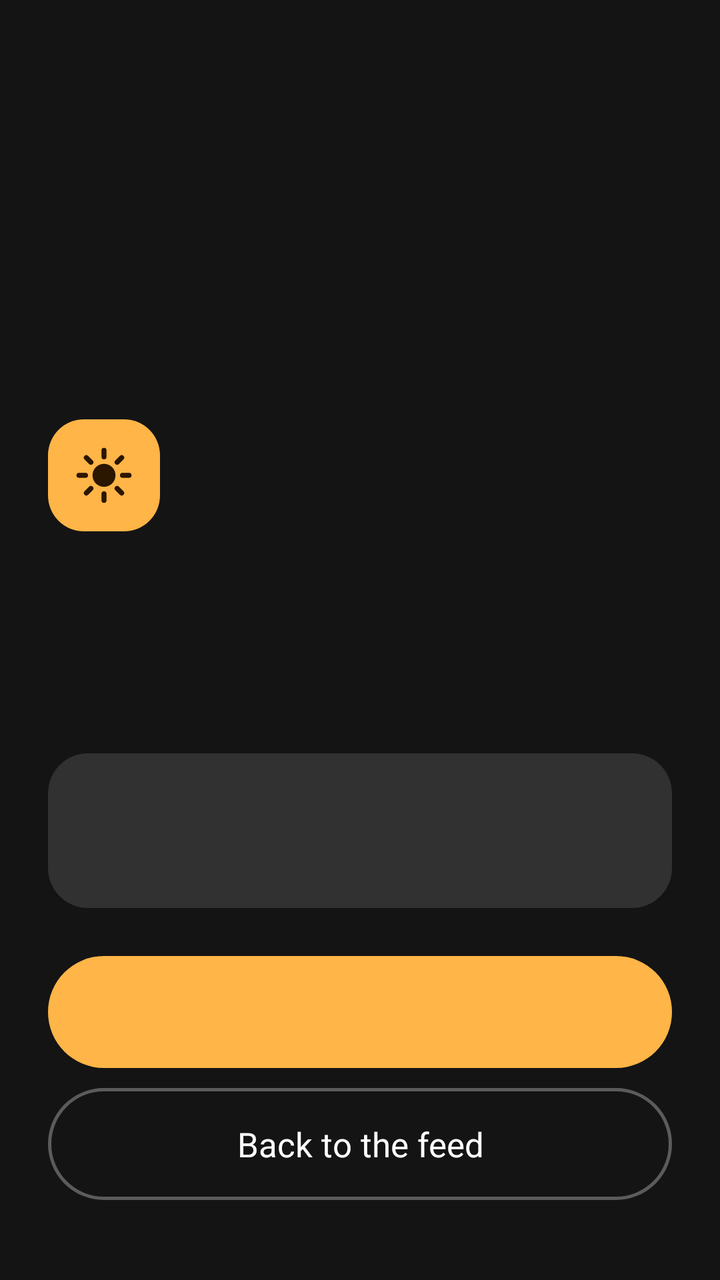
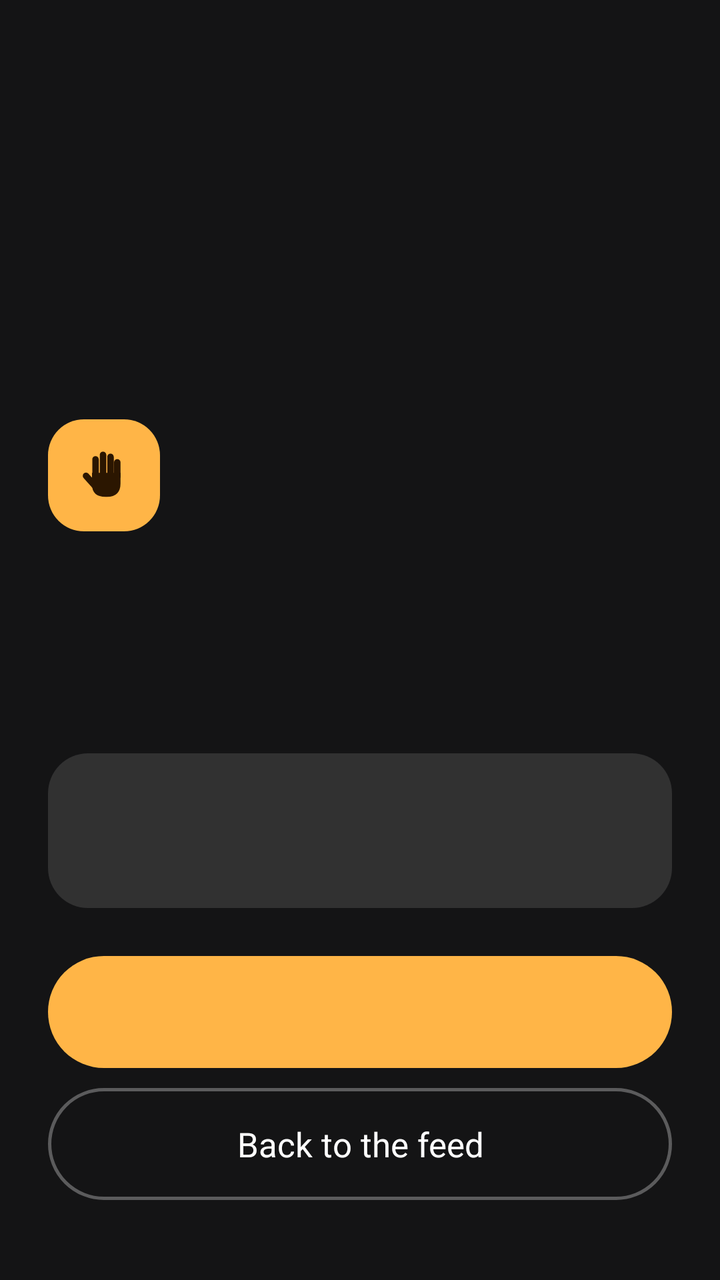

Two renders of the same Android screen: before a commit and after it. Below are the layout's source before the change and the commit's diff.
<!-- AndroidManifest.xml: application theme Theme.Pratyahara -->
<!-- res/layout/overlay_block.xml -->
<?xml version="1.0" encoding="utf-8"?>
<FrameLayout xmlns:android="http://schemas.android.com/apk/res/android"
    android:layout_width="match_parent"
    android:layout_height="match_parent"
    android:background="@color/overlay_bg"
    android:clickable="true"
    android:focusable="false">

    <LinearLayout
        android:id="@+id/card"
        android:layout_width="match_parent"
        android:layout_height="wrap_content"
        android:layout_gravity="bottom"
        android:orientation="vertical"
        android:paddingStart="24dp"
        android:paddingTop="24dp"
        android:paddingEnd="24dp"
        android:paddingBottom="40dp">

        <ImageView
            android:id="@+id/icon"
            android:layout_width="56dp"
            android:layout_height="56dp"
            android:background="@drawable/overlay_icon_bg"
            android:contentDescription="@null"
            android:padding="13dp"
            android:src="@drawable/ic_sun"
            android:tint="@color/on_sun" />

        <TextView
            android:id="@+id/title"
            android:layout_width="match_parent"
            android:layout_height="wrap_content"
            android:layout_marginTop="12dp"
            android:fontFamily="sans-serif-black"
            android:letterSpacing="-0.02"
            android:lineSpacingMultiplier="0.95"
            android:textColor="@color/overlay_text"
            android:textSize="30sp" />

        <TextView
            android:id="@+id/body"
            android:layout_width="match_parent"
            android:layout_height="wrap_content"
            android:layout_marginTop="12dp"
            android:lineSpacingMultiplier="1.15"
            android:textColor="@color/overlay_text_muted"
            android:textSize="17sp" />

        <LinearLayout
            android:id="@+id/quote_card"
            android:layout_width="match_parent"
            android:layout_height="wrap_content"
            android:layout_marginTop="24dp"
            android:background="@drawable/overlay_quote"
            android:orientation="vertical"
            android:padding="16dp">

            <TextView
                android:id="@+id/quote"
                android:layout_width="match_parent"
                android:layout_height="wrap_content"
                android:lineSpacingMultiplier="1.1"
                android:textColor="@color/overlay_text"
                android:textSize="16sp" />

            <TextView
                android:id="@+id/quote_source"
                android:layout_width="match_parent"
                android:layout_height="wrap_content"
                android:layout_marginTop="6dp"
                android:textColor="@color/sun"
                android:textSize="13sp" />
        </LinearLayout>

        <TextView
            android:id="@+id/primary"
            android:layout_width="match_parent"
            android:layout_height="wrap_content"
            android:layout_marginTop="24dp"
            android:background="@drawable/overlay_button_primary"
            android:fontFamily="sans-serif-medium"
            android:gravity="center"
            android:minHeight="56dp"
            android:paddingStart="16dp"
            android:paddingEnd="16dp"
            android:textColor="@color/on_sun"
            android:textSize="17sp"
            android:textStyle="bold" />

        <TextView
            android:id="@+id/secondary"
            android:layout_width="match_parent"
            android:layout_height="wrap_content"
            android:layout_marginTop="10dp"
            android:background="@drawable/overlay_button_secondary"
            android:gravity="center"
            android:minHeight="56dp"
            android:text="@string/overlay_back"
            android:textColor="@color/overlay_text"
            android:textSize="17sp" />
    </LinearLayout>
</FrameLayout>
<!-- resources referenced by this layout -->
<resources>
  <color name="on_sun">#2B1600</color>
  <color name="overlay_bg">#F70D0D0F</color>
  <color name="overlay_text">#FFFFFFFF</color>
  <color name="overlay_text_muted">#B3FFFFFF</color>
  <color name="sun">#FFB547</color>
  <!-- drawable ic_sun (drawable) -->
  <?xml version="1.0" encoding="utf-8"?>
  <vector xmlns:android="http://schemas.android.com/apk/res/android"
      android:width="24dp" android:height="24dp"
      android:viewportWidth="24" android:viewportHeight="24">
      <path android:fillColor="#FFFFFFFF" android:pathData="M7.40,12.00 a4.60,4.60 0 1,0 9.20,0 a4.60,4.60 0 1,0 -9.20,0 Z" />
      <path android:strokeColor="#FFFFFFFF" android:strokeWidth="2" android:strokeLineCap="round"
          android:pathData="M19.40,12.00 L22.00,12.00 M17.23,17.23 L19.07,19.07 M12.00,19.40 L12.00,22.00 M6.77,17.23 L4.93,19.07 M4.60,12.00 L2.00,12.00 M6.77,6.77 L4.93,4.93 M12.00,4.60 L12.00,2.00 M17.23,6.77 L19.07,4.93" />
  </vector>
  <!-- drawable overlay_button_primary (drawable) -->
  <?xml version="1.0" encoding="utf-8"?>
  <shape xmlns:android="http://schemas.android.com/apk/res/android" android:shape="rectangle">
      <solid android:color="@color/sun" />
      <corners android:radius="28dp" />
  </shape>
  <!-- drawable overlay_button_secondary (drawable) -->
  <?xml version="1.0" encoding="utf-8"?>
  <shape xmlns:android="http://schemas.android.com/apk/res/android" android:shape="rectangle">
      <solid android:color="@android:color/transparent" />
      <stroke android:width="1.5dp" android:color="@color/overlay_outline" />
      <corners android:radius="28dp" />
  </shape>
  <!-- drawable overlay_icon_bg (drawable) -->
  <?xml version="1.0" encoding="utf-8"?>
  <shape xmlns:android="http://schemas.android.com/apk/res/android" android:shape="rectangle">
      <solid android:color="@color/sun" />
      <corners android:radius="18dp" />
  </shape>
  <!-- drawable overlay_quote (drawable) -->
  <?xml version="1.0" encoding="utf-8"?>
  <shape xmlns:android="http://schemas.android.com/apk/res/android" android:shape="rectangle">
      <solid android:color="@color/overlay_card" />
      <corners android:radius="20dp" />
  </shape>
  <string name="overlay_back">Back to the feed</string>
  <style name="Theme.Pratyahara" parent="android:Theme.Material.Light.NoActionBar">
          <item name="android:windowBackground">@color/surface</item>
          <item name="android:statusBarColor">@android:color/transparent</item>
          <item name="android:navigationBarColor">@android:color/transparent</item>
      </style>
  <color name="overlay_outline">#4DFFFFFF</color>
  <color name="overlay_card">#1FFFFFFF</color>
  <color name="surface">#F5F4EF</color>
</resources>

<!-- the commit's change to res/layout/overlay_block.xml (unified diff, before → after) -->
@@ -24,7 +24,7 @@
             android:background="@drawable/overlay_icon_bg"
             android:contentDescription="@null"
             android:padding="13dp"
-            android:src="@drawable/ic_sun"
+            android:src="@drawable/ic_hand"
             android:tint="@color/on_sun" />
 
         <TextView
<!-- resource entries referenced after the edit -->
@@ -5,14 +5,14 @@
   <color name="overlay_text">#FFFFFFFF</color>
   <color name="overlay_text_muted">#B3FFFFFF</color>
   <color name="sun">#FFB547</color>
-  <!-- drawable ic_sun (drawable) -->
+  <!-- drawable ic_hand (drawable) -->
   <?xml version="1.0" encoding="utf-8"?>
   <vector xmlns:android="http://schemas.android.com/apk/res/android"
       android:width="24dp" android:height="24dp"
       android:viewportWidth="24" android:viewportHeight="24">
-      <path android:fillColor="#FFFFFFFF" android:pathData="M7.40,12.00 a4.60,4.60 0 1,0 9.20,0 a4.60,4.60 0 1,0 -9.20,0 Z" />
-      <path android:strokeColor="#FFFFFFFF" android:strokeWidth="2" android:strokeLineCap="round"
-          android:pathData="M19.40,12.00 L22.00,12.00 M17.23,17.23 L19.07,19.07 M12.00,19.40 L12.00,22.00 M6.77,17.23 L4.93,19.07 M4.60,12.00 L2.00,12.00 M6.77,6.77 L4.93,4.93 M12.00,4.60 L12.00,2.00 M17.23,6.77 L19.07,4.93" />
+      <path android:fillColor="#FFFFFFFF" android:pathData="M7.2,11 L18.6,11 L18.6,15.2 Q18.6,20.6 13.2,20.6 L12.6,20.6 Q7.2,20.6 7.2,15.6 Z" />
+      <path android:strokeColor="#FFFFFFFF" android:strokeWidth="2.6" android:strokeLineCap="round"
+          android:pathData="M8.6,12 L8.6,5.6 M11.6,12 L11.6,3.8 M14.6,12 L14.6,4.6 M17.3,12.5 L17.3,6.8 M8.2,16 L4.8,12.2" />
   </vector>
   <!-- drawable overlay_button_primary (drawable) -->
   <?xml version="1.0" encoding="utf-8"?>
